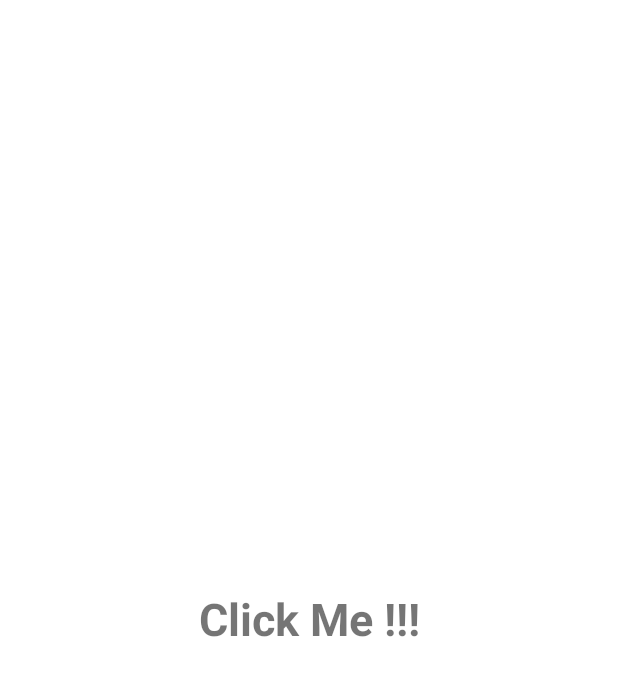
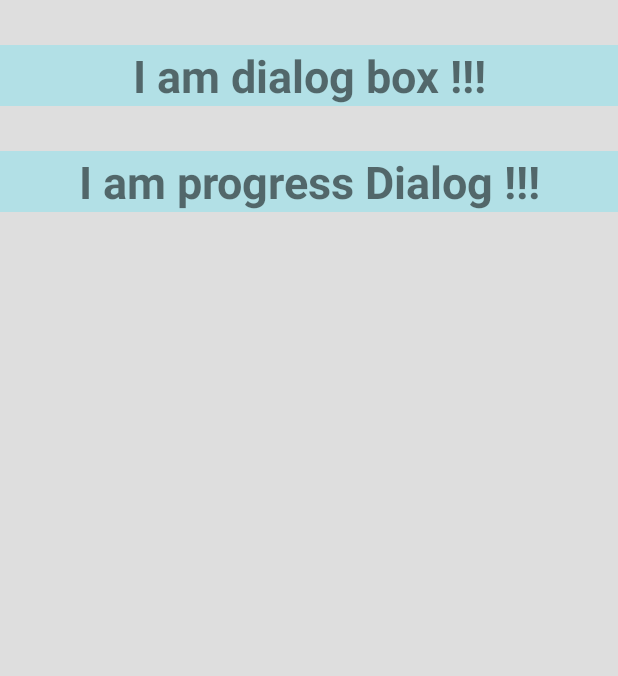
Before and after one commit to prof-vikas/Android_Startup_Projects, an Android app: the screen it shows after launch (MainActivity), on a phone screen of 412 x 824 dp. Shown: the top 676 px of the screen. Run offline under Robolectric (Android 15) with nearby library versions, the phone set to English and light mode, and no system bars.

Commit message:
Added progress Dialog box

```diff
--- a/DialogBox/app/src/main/java/com/surajinfomatic/dialogbox/MainActivity.java
+++ b/DialogBox/app/src/main/java/com/surajinfomatic/dialogbox/MainActivity.java
@@ -3,26 +3,36 @@ package com.surajinfomatic.dialogbox;
 import androidx.appcompat.app.AlertDialog;
 import androidx.appcompat.app.AppCompatActivity;
 
+import android.app.ProgressDialog;
 import android.content.DialogInterface;
 import android.os.Bundle;
 import android.view.View;
+import android.widget.ProgressBar;
 import android.widget.TextView;
 
 public class MainActivity extends AppCompatActivity {
 
-    TextView textMessage;
+    TextView txtMessage, txtProgressDialog;
 
     @Override
     protected void onCreate(Bundle savedInstanceState) {
         super.onCreate(savedInstanceState);
         setContentView(R.layout.activity_main);
 
-        textMessage = findViewById(R.id.txt_message);
+        txtMessage = findViewById(R.id.txt_message);
+        txtProgressDialog = findViewById(R.id.txt_progress_dialog);
 
-        textMessage.setOnClickListener(new View.OnClickListener() {
+        txtMessage.setOnClickListener(new View.OnClickListener() {
             @Override
             public void onClick(View v) {
                 alertBox();
+            }
+        });
+
+        txtProgressDialog.setOnClickListener(new View.OnClickListener() {
+            @Override
+            public void onClick(View v) {
+                progressDialog();
             }
         });
 
@@ -43,4 +53,11 @@ public class MainActivity extends AppCompatActivity {
         alertDialog.show();
     }
 
+    public void progressDialog(){
+        ProgressDialog progressDialog = new ProgressDialog(MainActivity.this);
+        progressDialog.setMessage("Progress Dialog message here !!!");
+        progressDialog.setCanceledOnTouchOutside(false);
+        progressDialog.show();
+    }
+
 }
--- a/DialogBox/app/src/main/res/layout/activity_main.xml
+++ b/DialogBox/app/src/main/res/layout/activity_main.xml
@@ -1,21 +1,33 @@
 <?xml version="1.0" encoding="utf-8"?>
-<androidx.constraintlayout.widget.ConstraintLayout xmlns:android="http://schemas.android.com/apk/res/android"
+<LinearLayout xmlns:android="http://schemas.android.com/apk/res/android"
     xmlns:app="http://schemas.android.com/apk/res-auto"
     xmlns:tools="http://schemas.android.com/tools"
     android:layout_width="match_parent"
     android:layout_height="match_parent"
-    tools:context=".MainActivity">
+    tools:context=".MainActivity"
+    android:orientation="vertical"
+    android:background="#dedede">
 
     <TextView
         android:id="@+id/txt_message"
-        android:layout_width="wrap_content"
+        android:layout_width="match_parent"
         android:layout_height="wrap_content"
-        android:text="Click Me !!!"
+        android:text="I am dialog box !!!"
         android:textStyle="bold"
         android:textSize="30dp"
-        app:layout_constraintBottom_toBottomOf="parent"
-        app:layout_constraintEnd_toEndOf="parent"
-        app:layout_constraintStart_toStartOf="parent"
-        app:layout_constraintTop_toTopOf="parent" />
+        android:background="#FFB2E0E6"
+        android:layout_marginTop="30dp"
+        android:textAlignment="center"/>
 
-</androidx.constraintlayout.widget.ConstraintLayout>
+    <TextView
+        android:id="@+id/txt_progress_dialog"
+        android:layout_width="match_parent"
+        android:layout_height="wrap_content"
+        android:text="I am progress Dialog !!!"
+        android:textStyle="bold"
+        android:textSize="30dp"
+        android:layout_marginTop="30dp"
+        android:background="#FFB2E0E6"
+        android:textAlignment="center"/>
+
+</LinearLayout>
```
